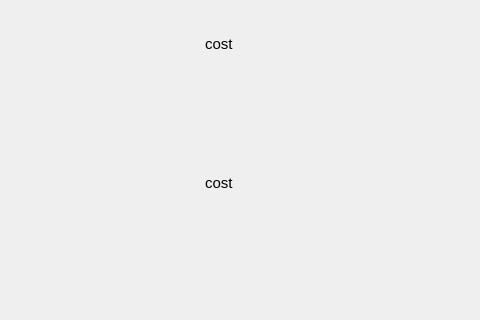
Before: the Qt Designer form client_dir/hire_menu.ui in Erepb-89/disciples_mobile, drawn with Qt 5; both pictures show x 185 to 665 and y 508 to 828 of the 788 by 828 pixel window.
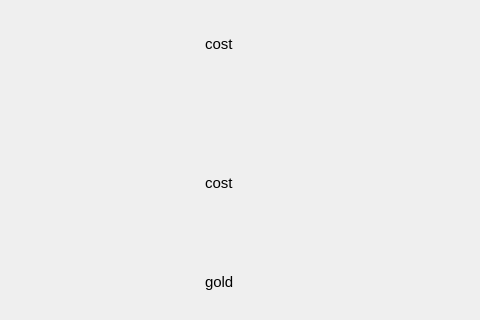
After: the same form once the commit is applied.

Commit message: changed immune from attack with effects (like weapon/poison, weapon/fire etc.). Added signals for correct showing players gold, hired and fired units on instant window.

```diff
--- a/client_dir/hire_menu.ui
+++ b/client_dir/hire_menu.ui
@@ -857,6 +857,27 @@
      <bool>true</bool>
     </property>
    </widget>
+   <widget class="QLabel" name="gold">
+    <property name="geometry">
+     <rect>
+      <x>390</x>
+      <y>780</y>
+      <width>71</width>
+      <height>20</height>
+     </rect>
+    </property>
+    <property name="font">
+     <font>
+      <family>Arial</family>
+      <pointsize>11</pointsize>
+      <weight>50</weight>
+      <bold>false</bold>
+     </font>
+    </property>
+    <property name="text">
+     <string>gold</string>
+    </property>
+   </widget>
    <zorder>hireMenuBG</zorder>
    <zorder>gifLabel5</zorder>
    <zorder>gifLabel4</zorder>
```
Left out of the diff: 1 changed line with no effect on the pictures. The commit also changes 17 other files.
